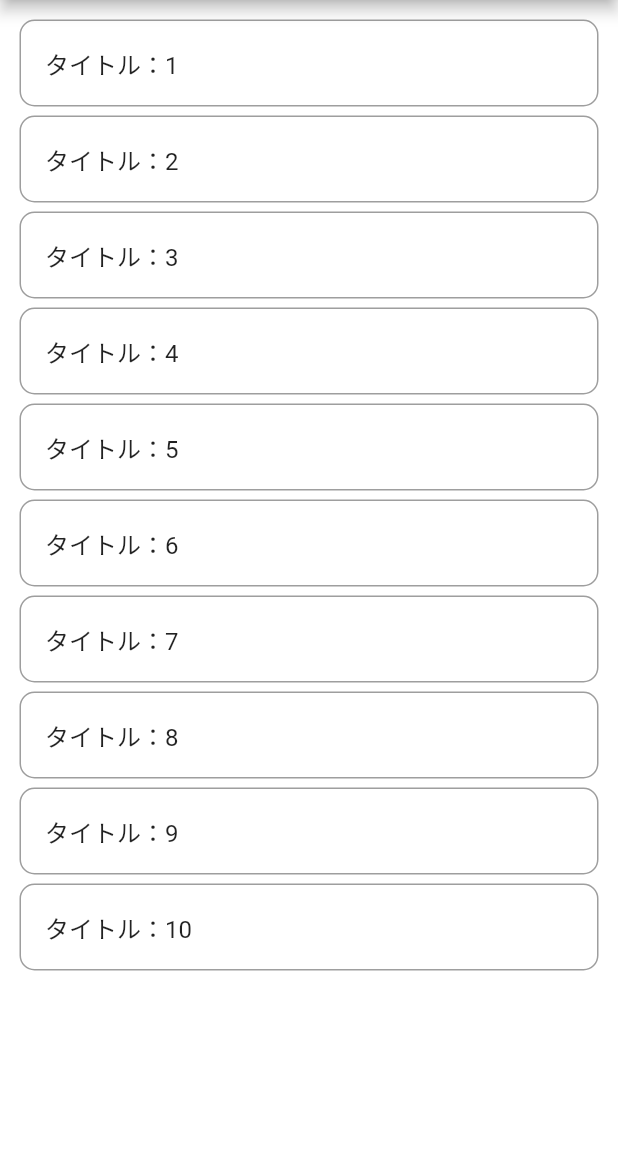
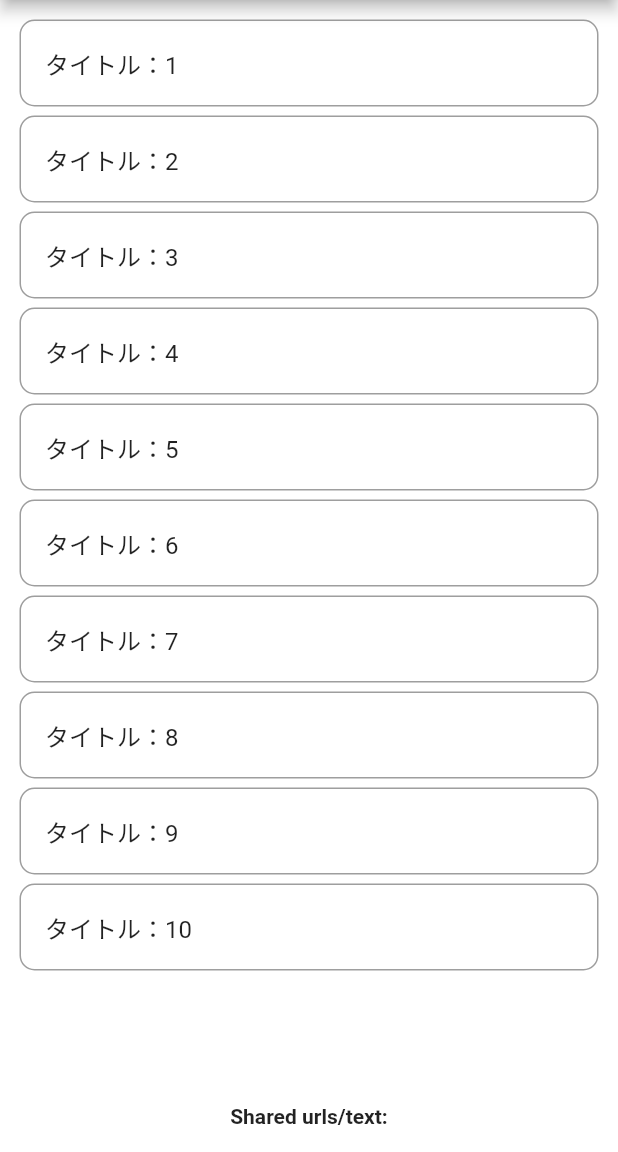
Before and after one commit to konbu33/mimikami, a Flutter app: the screen it shows after launch, on a phone screen of 412 x 824 dp, the part 84-1236 px from its top. Run offline on Flutter 3.47's test engine with Material 2 defaults, Android fonts, the phone set to English and light mode, and no system bars; our stand-ins replace flutter_tts, freezed_annotation, go_router, google_fonts, hooks_riverpod, logger; missing offline and left inert: receive_sharing_intent.

Commit message:
feat: 導入したpackagesを統合

```diff
--- a/lib/main.dart
+++ b/lib/main.dart
@@ -1,9 +1,10 @@
 import 'package:flutter/material.dart';
+import 'package:hooks_riverpod/hooks_riverpod.dart';
 
 import 'routing_layer_widget.dart';
 
 void main() {
-  runApp(const MyApp());
+  runApp(const ProviderScope(child: MyApp()));
 }
 
 class MyApp extends StatelessWidget {
--- a/packages/article/lib/src/article_page.dart
+++ b/packages/article/lib/src/article_page.dart
@@ -1,4 +1,5 @@
 import 'package:flutter/material.dart';
+import 'package:receive_share/receive_share.dart';
 
 import 'article_list_widget.dart';
 
@@ -8,11 +9,15 @@ class ArticlePage extends StatelessWidget {
   @override
   Widget build(BuildContext context) {
     return Scaffold(
-      appBar: AppBar(
-        title: ArticlePageParts.title(),
-      ),
-      body: ArticlePageParts.articleList(),
-    );
+        appBar: AppBar(
+          title: ArticlePageParts.title(),
+        ),
+        body: Column(
+          children: [
+            Expanded(child: ArticlePageParts.articleList()),
+            ArticlePageParts.receiveShareUrl(),
+          ],
+        ));
   }
 }
 
@@ -26,6 +31,11 @@ class ArticlePageParts {
     const widget = ArticleListWidget();
     return widget;
   }
+
+  static Widget receiveShareUrl() {
+    const widget = ReceiveShareWidget();
+    return widget;
+  }
 }
 
 class ArticlePageState {
```
Also changed, not shown: packages/article/lib/src/article_detail_page.dart (+16 -7 lines), packages/article/pubspec.yaml (+11 -1 lines), pubspec.yaml (+8 -0 lines), pubspec.lock, 9 other files.
